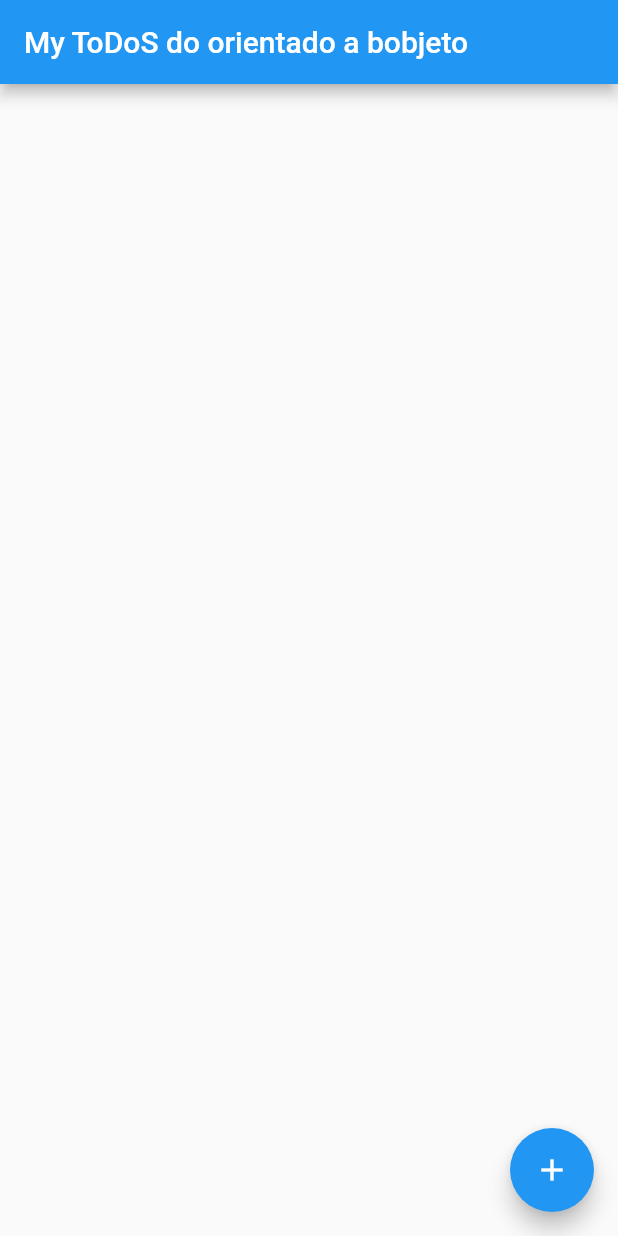
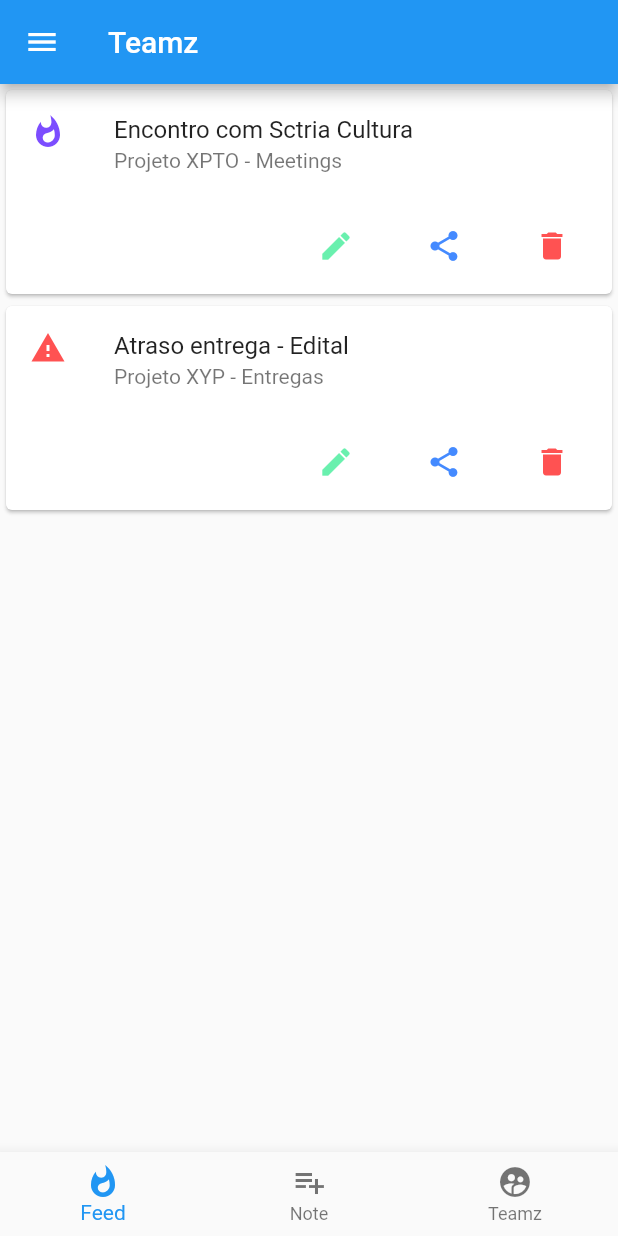
Before and after one commit to dancuervo/flutter-testing, a Flutter app: the screen it shows after launch, on a phone screen of 412 x 824 dp. Run offline on Flutter 3.47's test engine with Material 2 defaults, Android fonts, the phone set to English and light mode, and no system bars.

Commit message:
drawer creado y lista de contactos para crear teams

```diff
--- /dev/null
+++ b/lib/ViewFeed.dart
@@ -0,0 +1,72 @@
+import 'package:flutter/material.dart';
+
+class MyFeed extends StatelessWidget {
+  @override
+  Widget build(BuildContext context) {
+
+    return Scaffold(
+      body: Column(
+        children: <Widget>[
+          MyFeedCards(),
+          //RaisedButton(child: Text("To Dos"), onPressed: ()=>{Navigator.pushNamed(context, '/toDo')}),
+        ],
+      ),
+    );
+  }
+}
+
+class MyFeedCards extends StatelessWidget {
+  @override
+  Widget build(BuildContext context) {
+    return ListView(
+      shrinkWrap: true,
+      children: <Widget>[
+        Card(
+          child: InkWell(
+            splashColor: Colors.deepPurpleAccent,
+            onLongPress: (){  },
+            child: Column(
+          children: <Widget>[
+          ListTile(
+            leading: Icon(Icons.whatshot, color: Colors.deepPurpleAccent,),
+          title: Text('Encontro com Sctria Cultura'),
+          subtitle: Text('Projeto XPTO - Meetings'),
+        ),
+        ButtonBar(
+          children: <Widget>[
+            FlatButton(onPressed: null, child: Icon(Icons.edit, color: Colors.greenAccent,),),
+            FlatButton(onPressed: null, child: Icon(Icons.share, color: Colors.blueAccent,),),
+            FlatButton(onPressed: null, child: Icon(Icons.delete, color: Colors.redAccent,),)
+          ],
+        ),
+      ],
+    ),
+
+          ),
+        ),
+        Card(
+          child: InkWell(
+            splashColor: Colors.redAccent,
+            onLongPress: (){},
+            child: Column(
+              children: <Widget>[
+                ListTile(
+                  leading: Icon(Icons.report_problem, color: Colors.redAccent,),
+                  title: Text('Atraso entrega - Edital'),
+                  subtitle: Text('Projeto XYP - Entregas'),
+                ),
+                ButtonBar(
+                  children: <Widget>[
+                    FlatButton(onPressed: null, child: Icon(Icons.edit, color: Colors.greenAccent,),),
+                    FlatButton(onPressed: null, child: Icon(Icons.share, color: Colors.blueAccent,),),
+                    FlatButton(onPressed: null, child: Icon(Icons.delete, color: Colors.redAccent,),)
+                  ],
+                ),
+              ],
+            ),
+          ),
+        ),
+      ],
+      );
+    }
+  }
--- a/lib/main.dart
+++ b/lib/main.dart
@@ -1,4 +1,10 @@
 import 'package:flutter/material.dart';
+import 'package:teamz/ViewContacts.dart';
+import 'package:teamz/ViewTeamz.dart';
+import 'package:teamz/ViewFeed.dart';
+import 'package:teamz/ViewToDo.dart';
+import 'package:teamz/ViewContacts.dart';
+import 'package:teamz/ViewNewTodo.dart';
 
 void main() => runApp(MyApp());
 
@@ -6,119 +12,63 @@ class MyApp extends StatelessWidget {
   @override
   Widget build(BuildContext context) {
     return MaterialApp(
-      home: MyScaffold();
-  }
-}
-
-class MyScaffold extends StatelessWidget {
-  @override
-  Widget build(BuildContext context) {
-    return Scaffold(
-      appBar: AppBar(
-        title: Text('My ToDoS do orientado a bobjeto'),
+      home: Scaffold(
+        body: MyScaffold(),
       ),
-      body: MyReorderableTaskList(),
-      floatingActionButton: MyFloatingActionButton() ,
     );
   }
 }
+class MyScaffold extends StatefulWidget {
+  @override
+  _MyScaffoldState createState() => _MyScaffoldState();
+}
 
-//HOME Scree controller
-
-class MyHome extends StatelessWidget {
+class _MyScaffoldState extends State<MyScaffold> {
+  int _currentIndex = 0;
+  final List<Widget>screens = [
+    MyFeed(),
+    MyToDo(),
+    MyTeamz(),
+  ];
   @override
   Widget build(BuildContext context) {
 
-    return Container();
-  }
-}
-
-
-//FloatingActionButton
-class MyFloatingActionButton extends StatelessWidget {
-  @override
-  Widget build(BuildContext context) {
-    return FloatingActionButton(
-      child: Icon(Icons.add),
-      tooltip: 'Tive uma ideia',
-      onPressed: ()=>{ },
+    return Scaffold(
+      appBar: AppBar(
+        title: Text('Teamz'),
+      ),
+      drawer: Drawer(
+        child: ListView(
+          children: <Widget>[
+            DrawerHeader(child:Text('Teamz', style: TextStyle(color: Colors.white, fontSize: 30),), decoration: BoxDecoration(color: Colors.blueAccent),)
+          ],
+        ),
+      ),
+      body: screens[_currentIndex],
+      bottomNavigationBar: BottomNavigationBar(
+        currentIndex: _currentIndex,
+        onTap: (int index){
+          setState(() {
+            _currentIndex = index;
+            screens[index];
+          });
+        },
+        type: BottomNavigationBarType.fixed,
+        items: <BottomNavigationBarItem>[
+          BottomNavigationBarItem(
+            icon: Icon(Icons.whatshot),
+            title: Text('Feed'),
+          ),
+          BottomNavigationBarItem(
+            icon: Icon(Icons.playlist_add),
+            title: Text('Note'),
+          ),
+          BottomNavigationBarItem(
+            icon: Icon(Icons.supervised_user_circle),
+            title: Text('Teamz'),
+          ),
+        ],
+      ),
     );
   }
 }
-
-class MyTask{
-  String task;
-  MyTask(this.task);
-}
-//ReorderableListView  implementation
-
-//https://api.flutter.dev/flutter/material/ReorderableListView-class.html
-class MyReorderableTaskList extends StatefulWidget {
-  @override
-  _MyReorderableTaskListState createState() => _MyReorderableTaskListState();
-}
-
-class _MyReorderableTaskListState extends State<MyReorderableTaskList> {
-  List<String> tasks = [];
-  MyTask t;
-
-  void initState(){
-    tasks = [ t.task = 'Comparar Helados', t.task = 'Aprender Algo', t.task = 'Leer esas mierdas que compro' ];
-    super.initState();
-  }
-
-  @override
-  Widget build(BuildContext context) {
-
-    return ReorderableListView(
-        onReorder: _onReorder,
-        children: List.generate(
-            tasks.length,
-              (index){ return MyListView(index, Key('$index'), tasks ); }
-              ),
-          );
-  }
-  void _onReorder(int oldIndex, int newIndex){
-    setState(() {
-        if(newIndex > oldIndex) { newIndex -= 1; }
-        final String item = tasks.removeAt(oldIndex);
-        tasks.insert(newIndex, item);
-    });
-  }
-}
-
-class MyListView extends StatefulWidget {
-  final int index;
-  final Key key;
-  final List<String> listTasks;
-  MyListView(this.index, this.key, this.listTasks);
-  @override
-  _MyListViewState createState() => _MyListViewState();
-}
-
-class _MyListViewState extends State<MyListView> {
-  @override
-  Widget build(BuildContext context) {
-    return Card(
-         margin: EdgeInsets.all(6),
-          child: InkWell(
-            splashColor: Colors.blue,
-            onTap: ()=>{ MaterialState.focused },
-            child: Column(
-              mainAxisSize: MainAxisSize.min,
-              children: <Widget>[
-                ListTile(
-                  title: Text('Tarea: ${widget.listTasks[widget.index]} | ${widget.index}',),
-                ),
-              ],
-            ),
-          ),
-        );
-      }
-}
-
-/*
-https://webcache.googleusercontent.com/search?q=cache:TemHuRX4G0cJ:https://www.flutterbrasil.com/read-blog/23_3-2-orienta%25C3%25A7%25C3%25A3o-%25C3%25A0-objetos-em-dart-construtores.html+&cd=2&hl=en&ct=clnk&gl=br&client=firefox-b-d
-https://api.dart.dev/stable/2.8.2/dart-core/List-class.html
-https://www.tutorialspoint.com/dart_programming/dart_programming_inserting_elements_into_list.htm
- */
```
Also changed, not shown: lib/ViewContacts.dart (added, +46 -0 lines), lib/ViewNewTodo.dart (added, +31 -0 lines), lib/ViewTeamz.dart (added, +27 -0 lines), lib/ViewToDo.dart (added, +95 -0 lines), 1 other file.
